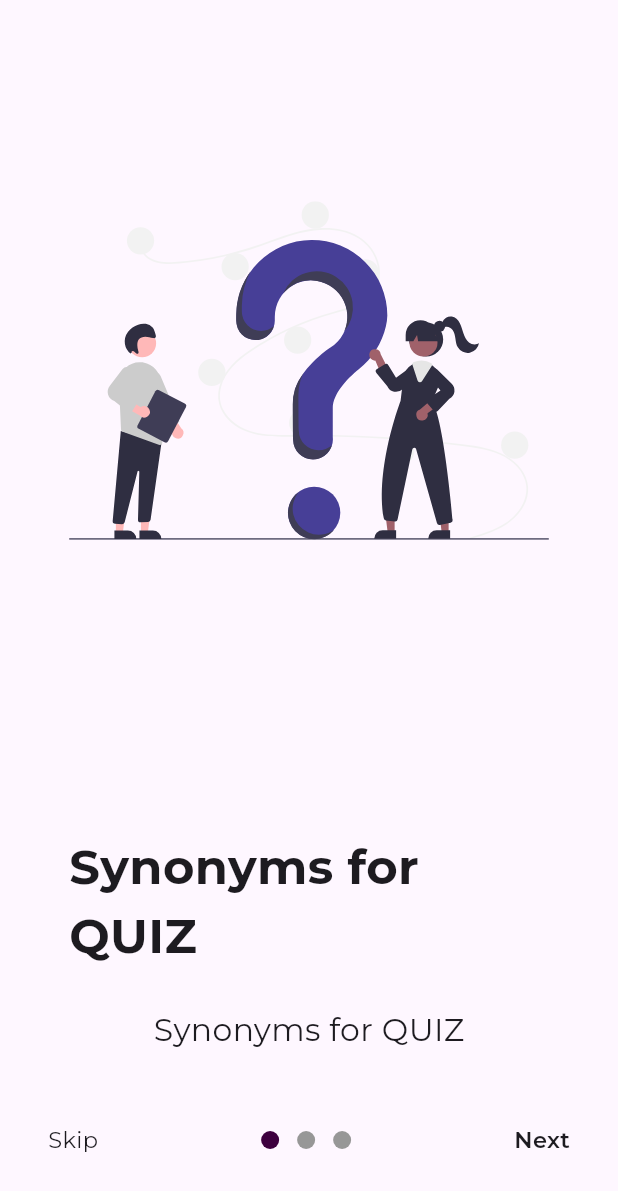
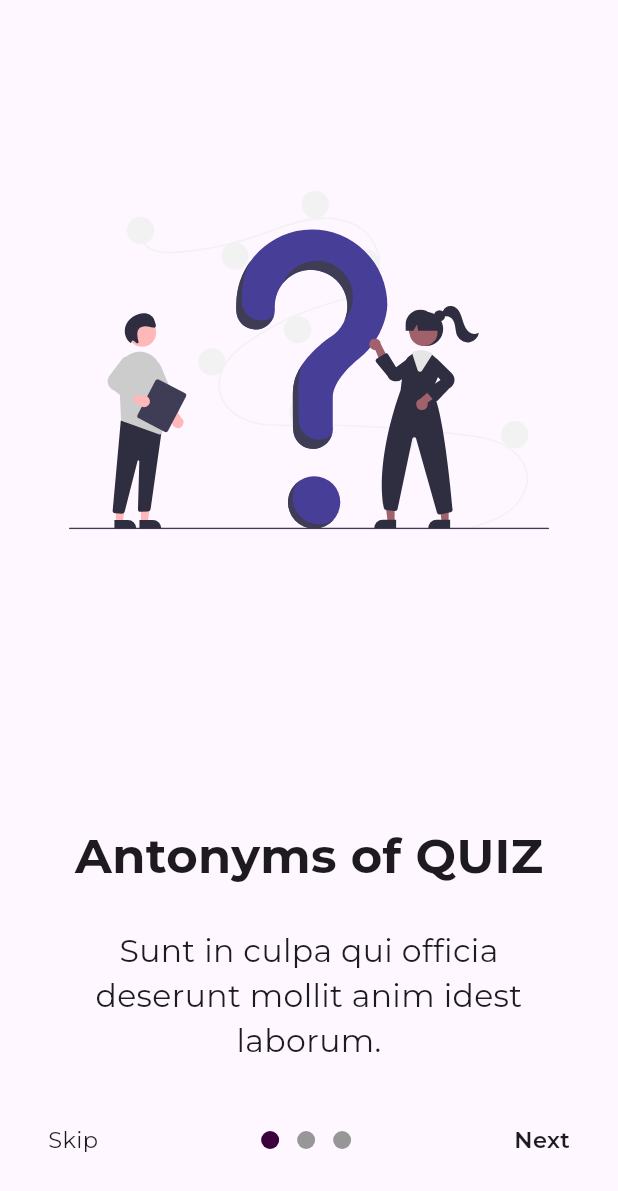
Before and after one commit to Ahmed-elsaid-AEA/quiz_app, a Flutter app: the OnBoardingScreen screen opened by its route, swiped to page 2, on a phone screen of 412 x 824 dp. Shown: the top 1191 px of the screen. Run offline on Flutter 3.47's test engine with Material 3 defaults, Android fonts, the phone set to English and light mode, and no system bars; drawn by our look-alikes of dots_indicator; our stand-ins replace flutter_svg, google_fonts; project files that could hold a hidden picture were left out.

Commit message:
add values of on boardgin page

```diff
--- a/lib/core/resources/const_values.dart
+++ b/lib/core/resources/const_values.dart
@@ -5,10 +5,10 @@ import 'package:quiz_app/models/on_boarding_screen/on_boarding_screen_model.dart
 class ConstValue {
   static List<OnBoardingScreenModel> onBoardingListConst = [
     OnBoardingScreenModel(AssetsValuesManager.kOnBoardgingImage1,
-        StringsValues.kOnBoardingTitle1, StringsValues.kOnBoardingTitle1),
+        StringsValues.kOnBoardingTitle1, StringsValues.kOnBoardingDesc1),
     OnBoardingScreenModel(AssetsValuesManager.kOnBoardgingImage2,
-        StringsValues.kOnBoardingTitle1, StringsValues.kOnBoardingTitle1),
+        StringsValues.kOnBoardingTitle2, StringsValues.kOnBoardingDesc2),
     OnBoardingScreenModel(AssetsValuesManager.kOnBoardgingImage3,
-        StringsValues.kOnBoardingTitle1, StringsValues.kOnBoardingTitle1),
+        StringsValues.kOnBoardingTitle3, StringsValues.kOnBoardingDesc3),
   ];
 }
--- a/lib/core/resources/strings_values.dart
+++ b/lib/core/resources/strings_values.dart
@@ -4,4 +4,9 @@ class StringsValues{
   static const String kSkip="Skip";
   static const String kNext="Next";
   static const String kOnBoardingTitle1=   "Synonyms for QUIZ";
+  static const String kOnBoardingTitle2=   "Antonyms of QUIZ";
+  static const String kOnBoardingTitle3=   "Cool Quiz";
+  static const String kOnBoardingDesc1=   "Synonyms for QUIZ";
+  static const String kOnBoardingDesc2=   "Sunt in culpa qui officia deserunt mollit anim idest laborum.";
+  static const String kOnBoardingDesc3=   "Culpa qui officia deserunt mollit anim id est laborum.";
 }
--- a/lib/view/on_boarding/widgets/custom_items_page_view_on_boarding_screen.dart
+++ b/lib/view/on_boarding/widgets/custom_items_page_view_on_boarding_screen.dart
@@ -21,7 +21,9 @@ class CustomItemsPageViewOnBoardingScreen extends StatelessWidget {
       child: Center(
         child: SingleChildScrollView(
           child:
-              Column(crossAxisAlignment: CrossAxisAlignment.center, children: [
+              Column(
+
+                  crossAxisAlignment: CrossAxisAlignment.center, children: [
             SvgPicture.asset(
                 height: HeightValuesManager.h400,
                 onBoardingScreenModel.onBoardingImage),
@@ -36,10 +38,12 @@ class CustomItemsPageViewOnBoardingScreen extends StatelessWidget {
             const SizedBox(
               height: HeightValuesManager.h24,
             ),
-            Text(onBoardingScreenModel.onBoardingTitle,
+            Text(
+              textAlign: TextAlign.center,
+                onBoardingScreenModel.onBoardingDesc,
                 style: const TextStyle(
                   fontSize: FontSize.f21,
-                ))
+                )),
           ]),
         ),
       ),
```
